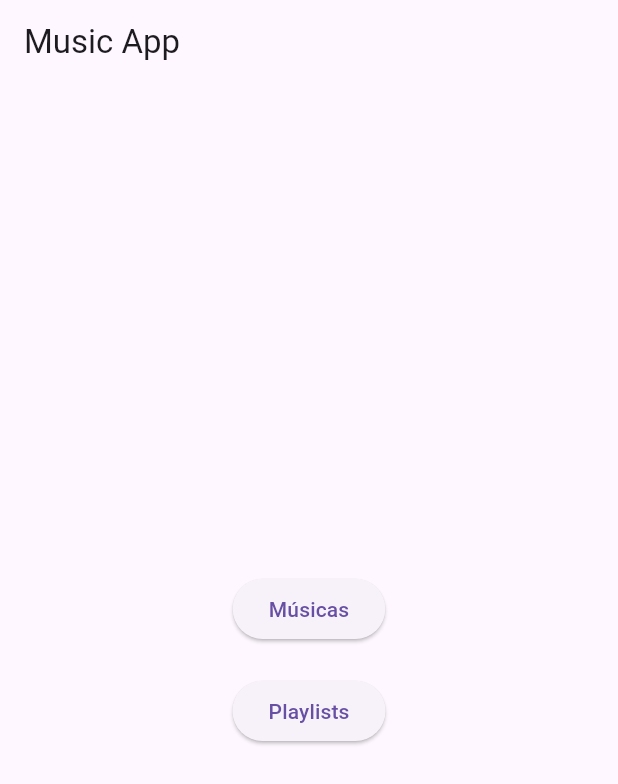
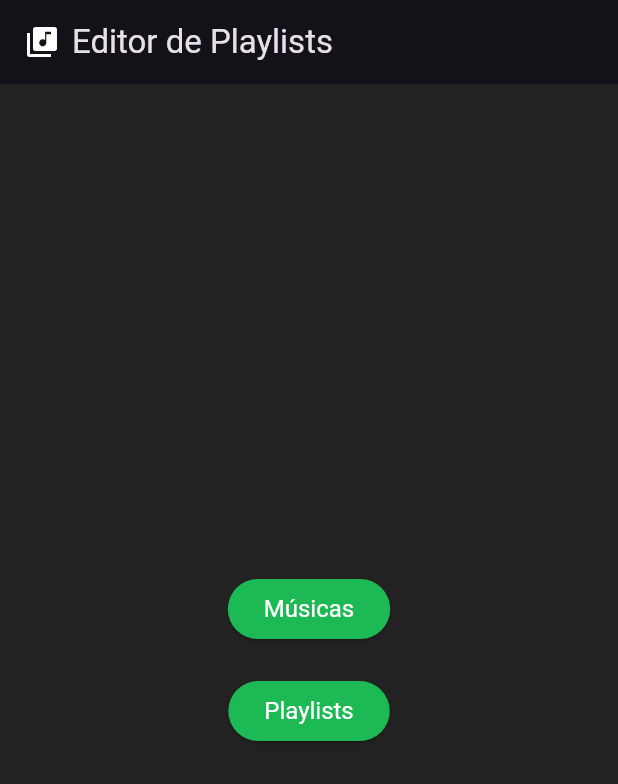
Before and after one commit to oLuqueJs/playlistEditor, a Flutter app: the screen it shows after launch, on a phone screen of 412 x 824 dp. Shown: the top 784 px of the screen. Run offline on Flutter 3.47's test engine with Material 3 defaults, Android fonts, the phone set to English and light mode, and no system bars.

Commit message:
EDITORPLAYLISTV1

```diff
--- a/app/lib/main.dart
+++ b/app/lib/main.dart
@@ -21,8 +21,19 @@ class MyApp extends StatelessWidget {
       child: MaterialApp(
         title: 'Music App',
         theme: ThemeData(
-          primarySwatch: Colors.blue,
-          visualDensity: VisualDensity.adaptivePlatformDensity,
+          primaryColor: Color(0xFF1DB954), // Cor verde do Spotify
+          scaffoldBackgroundColor: Colors.black87, // Fundo cinza escuro
+          brightness: Brightness.dark, // Tema escuro
+          elevatedButtonTheme: ElevatedButtonThemeData(
+            style: ElevatedButton.styleFrom(
+              foregroundColor: Colors.white,
+              backgroundColor: Color(0xFF1DB954), // Texto branco nos botões
+              textStyle: TextStyle(fontSize: 16), // Ajuste de tamanho de texto
+            ),
+          ),
+          textTheme: TextTheme(
+            bodyMedium: TextStyle(color: Colors.white70),
+          ),
         ),
         home: HomeScreen(),
       ),
--- a/app/lib/screens/home_screen.dart
+++ b/app/lib/screens/home_screen.dart
@@ -9,7 +9,14 @@ class HomeScreen extends StatelessWidget {
   Widget build(BuildContext context) {
     return Scaffold(
       appBar: AppBar(
-        title: const Text('Music App'),
+        title: Row(
+          children: [
+            Icon(Icons.library_music, color: Colors.white),
+            SizedBox(width: 8),
+            Text('Editor de Playlists'),
+          ],
+        ),
+        centerTitle: true,
       ),
       body: Center(
         child: Column(
```
Also changed, not shown: app/lib/screens/musicas_screen.dart (+21 -18 lines), app/lib/screens/playlists_screen.dart (+12 -14 lines), 1 other file.
